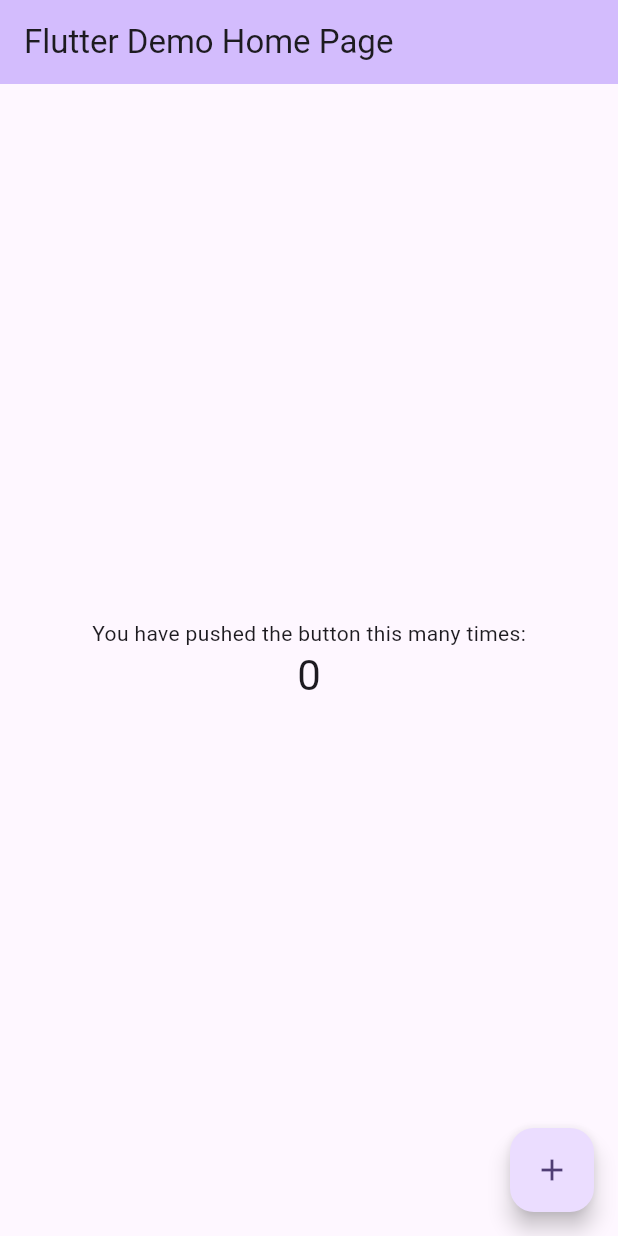
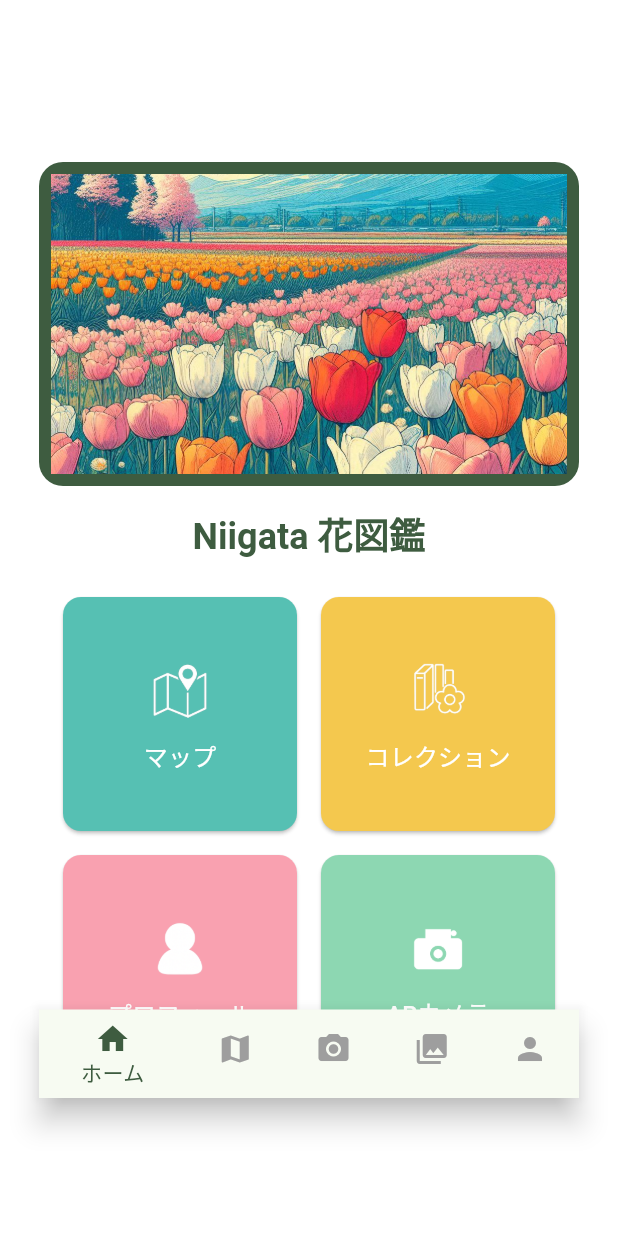
Before and after one commit to TeamYIMT/niigata-flower-guide, a Flutter app: the screen it shows after launch, on a phone screen of 412 x 824 dp. Run offline on Flutter 3.47's test engine with Material 3 defaults, Android fonts, the phone set to English and light mode, and no system bars.

Commit message:
ホーム画面のモックアップを作成

```diff
--- a/lib/main.dart
+++ b/lib/main.dart
@@ -1,4 +1,5 @@
 import 'package:flutter/material.dart';
+import 'screens/home_screen.dart';
 
 void main() {
   runApp(const MyApp());
@@ -6,117 +7,16 @@ void main() {
 
 class MyApp extends StatelessWidget {
   const MyApp({super.key});
-
-  // This widget is the root of your application.
   @override
   Widget build(BuildContext context) {
     return MaterialApp(
-      title: 'Flutter Demo',
+      title: 'Niigata 花図鑑',
       theme: ThemeData(
-        // This is the theme of your application.
-        //
-        // TRY THIS: Try running your application with "flutter run". You'll see
-        // the application has a purple toolbar. Then, without quitting the app,
-        // try changing the seedColor in the colorScheme below to Colors.green
-        // and then invoke "hot reload" (save your changes or press the "hot
-        // reload" button in a Flutter-supported IDE, or press "r" if you used
-        // the command line to start the app).
-        //
-        // Notice that the counter didn't reset back to zero; the application
-        // state is not lost during the reload. To reset the state, use hot
-        // restart instead.
-        //
-        // This works for code too, not just values: Most code changes can be
-        // tested with just a hot reload.
-        colorScheme: ColorScheme.fromSeed(seedColor: Colors.deepPurple),
+        scaffoldBackgroundColor: const Color(0xFFf4efe1),
+        colorScheme: ColorScheme.fromSeed(seedColor: const Color(0xFF3E5C40)),
       ),
-      home: const MyHomePage(title: 'Flutter Demo Home Page'),
+      home: const HomeScreen(),
+      // 必要なら routes で他画面も登録
     );
   }
 }
-
-class MyHomePage extends StatefulWidget {
-  const MyHomePage({super.key, required this.title});
-
-  // This widget is the home page of your application. It is stateful, meaning
-  // that it has a State object (defined below) that contains fields that affect
-  // how it looks.
-
-  // This class is the configuration for the state. It holds the values (in this
-  // case the title) provided by the parent (in this case the App widget) and
-  // used by the build method of the State. Fields in a Widget subclass are
-  // always marked "final".
-
-  final String title;
-
-  @override
-  State<MyHomePage> createState() => _MyHomePageState();
-}
-
-class _MyHomePageState extends State<MyHomePage> {
-  int _counter = 0;
-
-  void _incrementCounter() {
-    setState(() {
-      // This call to setState tells the Flutter framework that something has
-      // changed in this State, which causes it to rerun the build method below
-      // so that the display can reflect the updated values. If we changed
-      // _counter without calling setState(), then the build method would not be
-      // called again, and so nothing would appear to happen.
-      _counter++;
-    });
-  }
-
-  @override
-  Widget build(BuildContext context) {
-    // This method is rerun every time setState is called, for instance as done
-    // by the _incrementCounter method above.
-    //
-    // The Flutter framework has been optimized to make rerunning build methods
-    // fast, so that you can just rebuild anything that needs updating rather
-    // than having to individually change instances of widgets.
-    return Scaffold(
-      appBar: AppBar(
-        // TRY THIS: Try changing the color here to a specific color (to
-        // Colors.amber, perhaps?) and trigger a hot reload to see the AppBar
-        // change color while the other colors stay the same.
-        backgroundColor: Theme.of(context).colorScheme.inversePrimary,
-        // Here we take the value from the MyHomePage object that was created by
-        // the App.build method, and use it to set our appbar title.
-        title: Text(widget.title),
-      ),
-      body: Center(
-        // Center is a layout widget. It takes a single child and positions it
-        // in the middle of the parent.
-        child: Column(
-          // Column is also a layout widget. It takes a list of children and
-          // arranges them vertically. By default, it sizes itself to fit its
-          // children horizontally, and tries to be as tall as its parent.
-          //
-          // Column has various properties to control how it sizes itself and
-          // how it positions its children. Here we use mainAxisAlignment to
-          // center the children vertically; the main axis here is the vertical
-          // axis because Columns are vertical (the cross axis would be
-          // horizontal).
-          //
-          // TRY THIS: Invoke "debug painting" (choose the "Toggle Debug Paint"
-          // action in the IDE, or press "p" in the console), to see the
-          // wireframe for each widget.
-          mainAxisAlignment: MainAxisAlignment.center,
-          children: <Widget>[
-            const Text('You have pushed the button this many times:'),
-            Text(
-              '$_counter',
-              style: Theme.of(context).textTheme.headlineMedium,
-            ),
-          ],
-        ),
-      ),
-      floatingActionButton: FloatingActionButton(
-        onPressed: _incrementCounter,
-        tooltip: 'Increment',
-        child: const Icon(Icons.add),
-      ), // This trailing comma makes auto-formatting nicer for build methods.
-    );
-  }
-}
--- /dev/null
+++ b/lib/screens/home_screen.dart
@@ -0,0 +1,77 @@
+import 'package:flutter/material.dart';
+import '../widgets/icon_tile.dart';
+
+class HomeScreen extends StatelessWidget {
+  const HomeScreen({Key? key}) : super(key: key);
+
+  @override
+  Widget build(BuildContext context) {
+    // スマホ画面サイズを固定する場合
+    return Center(
+      child: SizedBox(
+        width: 360,
+        height: 640,
+        child: Scaffold(
+          backgroundColor: Colors.transparent, // 親で指定しているので透明
+          body: Column(
+            children: [
+              const SizedBox(height: 16),
+              // 上部の大きな画像＋背景
+              ClipRRect(
+                borderRadius: BorderRadius.circular(16),
+                child: Container(
+                  color: const Color(0xFF3E5C40),
+                  padding: const EdgeInsets.all(8),
+                  child: Image.asset(
+                    'assets/images/flower_field.png',
+                    width: double.infinity,
+                    height: 200,
+                    fit: BoxFit.cover,
+                  ),
+                ),
+              ),
+              const SizedBox(height: 16),
+              // タイトル
+              Text(
+                'Niigata 花図鑑',
+                style: Theme.of(context).textTheme.headlineSmall?.copyWith(
+                      color: const Color(0xFF3E5C40),
+                      fontWeight: FontWeight.bold,
+                    ),
+              ),
+              const SizedBox(height: 24),
+              // 4 つのアイコンタイル
+              Padding(
+                padding: const EdgeInsets.symmetric(horizontal: 16),
+                child: GridView.count(
+                  shrinkWrap: true,
+                  crossAxisCount: 2,
+                  mainAxisSpacing: 16,
+                  crossAxisSpacing: 16,
+                  children: const [
+                    IconTile(icon: 'map_icon.png', label: 'マップ', bgColor: Color(0xFF56C0B3)),
+                    IconTile(icon: 'collection_icon.png', label: 'コレクション', bgColor: Color(0xFFF4C84E)),
+                    IconTile(icon: 'profile_icon.png', label: 'プロフィール', bgColor: Color(0xFFF9A1B0)),
+                    IconTile(icon: 'ar_camera_icon.png', label: 'ARカメラ', bgColor: Color(0xFF8DD7B2)),
+                  ],
+                ),
+              ),
+            ],
+          ),
+          // ボトムナビゲーション
+          bottomNavigationBar: BottomNavigationBar(
+            selectedItemColor: const Color(0xFF3E5C40),
+            unselectedItemColor: Colors.grey,
+            items: const [
+              BottomNavigationBarItem(icon: Icon(Icons.home), label: 'ホーム'),
+              BottomNavigationBarItem(icon: Icon(Icons.map), label: 'マップ'),
+              BottomNavigationBarItem(icon: Icon(Icons.camera_alt), label: 'ARカメラ'),
+              BottomNavigationBarItem(icon: Icon(Icons.collections), label: 'コレクション'),
+              BottomNavigationBarItem(icon: Icon(Icons.person), label: 'プロフィール'),
+            ],
+          ),
+        ),
+      ),
+    );
+  }
+}
--- /dev/null
+++ b/lib/widgets/icon_tile.dart
@@ -0,0 +1,34 @@
+import 'package:flutter/material.dart';
+
+class IconTile extends StatelessWidget {
+  final String icon, label;
+  final Color bgColor;
+  const IconTile({
+    Key? key,
+    required this.icon,
+    required this.label,
+    required this.bgColor,
+  }) : super(key: key);
+
+  @override
+  Widget build(BuildContext context) {
+    return ElevatedButton(
+      style: ElevatedButton.styleFrom(
+        backgroundColor: bgColor,
+        shape: RoundedRectangleBorder(borderRadius: BorderRadius.circular(12)),
+        padding: const EdgeInsets.all(8),
+      ),
+      onPressed: () {
+        // TODO: Navigator.pushNamed(...) など
+      },
+      child: Column(
+        mainAxisAlignment: MainAxisAlignment.center,
+        children: [
+          Image.asset('assets/images/$icon', width: 48, height: 48),
+          const SizedBox(height: 8),
+          Text(label, style: const TextStyle(color: Colors.white, fontSize: 16)),
+        ],
+      ),
+    );
+  }
+}
```
Also changed, not shown: pubspec.yaml (+7 -0 lines), assets/images/ar_camera_icon.png (added), assets/images/collection_icon.png (added), assets/images/flower_field.png (added), assets/images/map_icon.png (added), assets/images/profile_icon.png (added).
